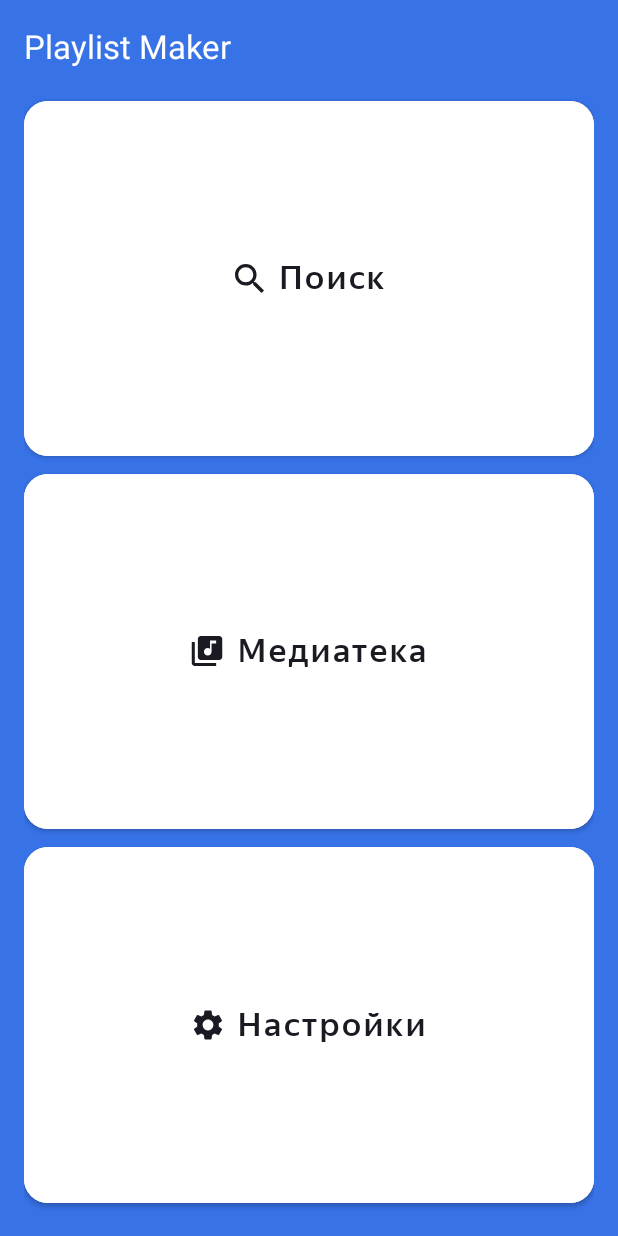
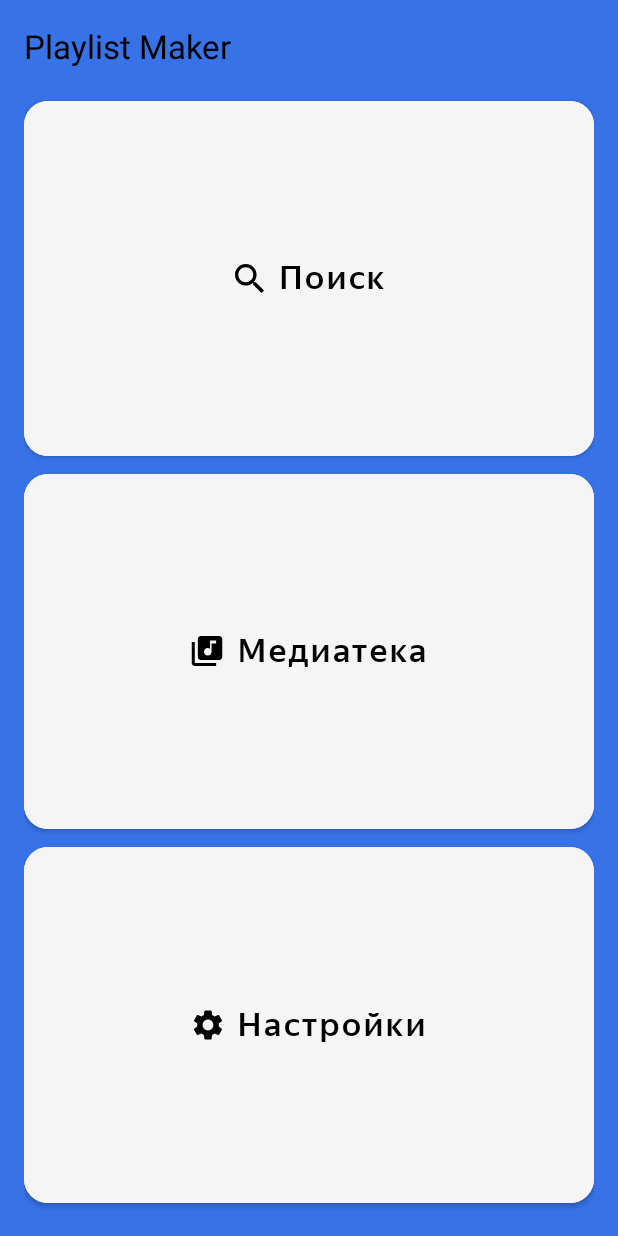
Before and after one commit to timachoo/PlaylistMaker, an Android app: the layout activity_main.xml on its own in the app's theme, with its tools: preview values and no code run, on a phone screen of 412 x 824 dp. Run offline under Robolectric (Android 15) with nearby library versions, the phone set to English and light mode, and no system bars.

Commit message:
feat: доработать темы

```diff
--- a/app/src/main/AndroidManifest.xml
+++ b/app/src/main/AndroidManifest.xml
@@ -9,7 +9,7 @@
         android:icon="@mipmap/ic_launcher"
         android:label="@string/app_name"
         android:supportsRtl="true"
-        android:theme="@style/Theme.MaterialComponents.DayNight.NoActionBar"
+        android:theme="@style/Theme.PlaylistMaker"
         tools:targetApi="31">
         <activity
             android:name=".LibraryActivity"
--- a/app/src/main/res/drawable/arrow_back.xml
+++ b/app/src/main/res/drawable/arrow_back.xml
@@ -8,6 +8,6 @@
         android:pathData="M0,0h24v24h-24z"/>
     <path
         android:pathData="M20,11H7.83L13.42,5.41L12,4L4,12L12,20L13.41,18.59L7.83,13H20V11Z"
-        android:fillColor="@color/icon_color"/>
+        android:fillColor="?attr/colorOnPrimary"/>
   </group>
 </vector>
--- a/app/src/main/res/layout/activity_main.xml
+++ b/app/src/main/res/layout/activity_main.xml
@@ -4,7 +4,7 @@
     android:layout_width="match_parent"
     android:layout_height="match_parent"
     android:orientation="vertical"
-    android:background="@color/background_blue"
+    android:background="?attr/colorSecondary"
     android:padding="@dimen/header_padding"
     android:fontFamily="@font/ys_display_medium">
 
@@ -14,7 +14,7 @@
         android:layout_gravity="start"
         android:text="@string/app_name"
         android:textSize="@dimen/header_text_size"
-        android:textColor="@color/white"
+        android:textColor="?attr/colorOnPrimary"
         />
 
     <LinearLayout
--- a/app/src/main/res/layout/activity_settings.xml
+++ b/app/src/main/res/layout/activity_settings.xml
@@ -4,7 +4,6 @@
     android:layout_width="match_parent"
     android:layout_height="match_parent"
     android:orientation="vertical"
-    android:background="@color/background_white"
     android:fontFamily="@string/app_font_family"
     android:padding="@dimen/header_padding">
 
--- a/app/src/main/res/values-night/themes.xml
+++ b/app/src/main/res/values-night/themes.xml
@@ -2,15 +2,16 @@
     <!-- Base application theme. -->
     <style name="Theme.PlaylistMaker" parent="Theme.MaterialComponents.DayNight.DarkActionBar">
         <!-- Primary brand color. -->
-        <item name="colorPrimary">@color/purple_200</item>
-        <item name="colorPrimaryVariant">@color/purple_700</item>
-        <item name="colorOnPrimary">@color/black</item>
+        <item name="colorPrimary">@color/black</item>
+        <item name="colorPrimaryVariant">@color/black</item>
+        <item name="colorOnPrimary">@color/white</item>
         <!-- Secondary brand color. -->
-        <item name="colorSecondary">@color/teal_200</item>
-        <item name="colorSecondaryVariant">@color/teal_200</item>
-        <item name="colorOnSecondary">@color/black</item>
+        <item name="colorSecondary">@color/black</item>
+        <item name="colorSecondaryVariant">@color/background_white</item>
+        <item name="colorOnSecondary">@color/white</item>
         <!-- Status bar color. -->
         <item name="android:statusBarColor">?attr/colorPrimaryVariant</item>
         <!-- Customize your theme here. -->
+
     </style>
 </resources>
--- a/app/src/main/res/values/colors.xml
+++ b/app/src/main/res/values/colors.xml
@@ -1,10 +1,5 @@
 <?xml version="1.0" encoding="utf-8"?>
 <resources>
-    <color name="purple_200">#FFBB86FC</color>
-    <color name="purple_500">#FF6200EE</color>
-    <color name="purple_700">#FF3700B3</color>
-    <color name="teal_200">#FF03DAC5</color>
-    <color name="teal_700">#FF018786</color>
     <color name="black">#FF000000</color>
     <color name="white">#FFFFFFFF</color>
 
--- a/app/src/main/res/values/styles.xml
+++ b/app/src/main/res/values/styles.xml
@@ -4,15 +4,15 @@
         <item name="android:layout_width">match_parent</item>
         <item name="android:layout_height">wrap_content</item>
         <item name="android:layout_weight">1</item>
-        <item name="android:backgroundTint">@color/white</item>
+        <item name="android:backgroundTint">?attr/colorSecondaryVariant</item>
         <item name="cornerRadius">@dimen/button_corner_radius</item>
         <item name="iconGravity">textStart</item>
         <item name="iconPadding">@dimen/icon_padding</item>
-        <item name="iconTint">@color/icon_color</item>
+        <item name="iconTint">@color/black</item>
         <item name="android:textSize">@dimen/content_caption_size</item>
         <item name="android:textAllCaps">false</item>
         <item name="android:foreground">?attr/selectableItemBackground</item>
-        <item name="android:textColor">@color/text_color</item>
+        <item name="android:textColor">@color/black</item>
         <item name="android:fontFamily">@font/ys_display_medium</item>
     </style>
     <style name="SettingsMenuFrameStyle">
@@ -23,7 +23,7 @@
         <item name="android:layout_width">wrap_content</item>
         <item name="android:layout_height">match_parent</item>
         <item name="android:layout_gravity">start</item>
-        <item name="android:textColor">@color/text_color</item>
+        <item name="android:textColor">?attr/colorOnPrimary</item>
         <item name="android:textSize">@dimen/text_size</item>
         <item name="android:gravity">center</item>
         <item name="android:fontFamily">@font/ys_display_regular</item>
@@ -36,7 +36,7 @@
     <style name="ToolbarStyle">
         <item name="android:layout_width">match_parent</item>
         <item name="android:layout_height">wrap_content</item>
-        <item name="titleTextColor">@color/text_color</item>
+        <item name="titleTextColor">?attr/colorOnPrimary</item>
         <item name="android:fontFamily">@font/ys_display_medium</item>
     </style>
 </resources>
--- a/app/src/main/res/values/themes.xml
+++ b/app/src/main/res/values/themes.xml
@@ -2,15 +2,16 @@
     <!-- Base application theme. -->
     <style name="Theme.PlaylistMaker" parent="Theme.MaterialComponents.DayNight.DarkActionBar">
         <!-- Primary brand color. -->
-        <item name="colorPrimary">@color/purple_500</item>
-        <item name="colorPrimaryVariant">@color/purple_700</item>
-        <item name="colorOnPrimary">@color/white</item>
+        <item name="colorPrimary">@color/background_white</item>
+        <item name="colorPrimaryVariant">@color/background_white</item>
+        <item name="colorOnPrimary">@color/black</item>
         <!-- Secondary brand color. -->
-        <item name="colorSecondary">@color/teal_200</item>
-        <item name="colorSecondaryVariant">@color/teal_700</item>
+        <item name="colorSecondary">@color/background_blue</item>
+        <item name="colorSecondaryVariant">@color/background_white</item>
         <item name="colorOnSecondary">@color/black</item>
         <!-- Status bar color. -->
         <item name="android:statusBarColor">?attr/colorPrimaryVariant</item>
         <!-- Customize your theme here. -->
+
     </style>
 </resources>
```
